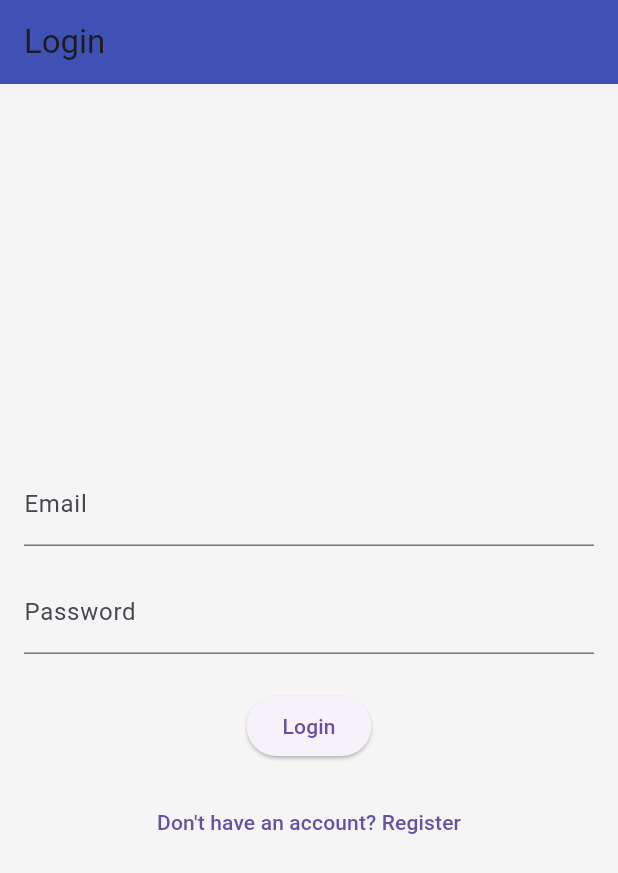
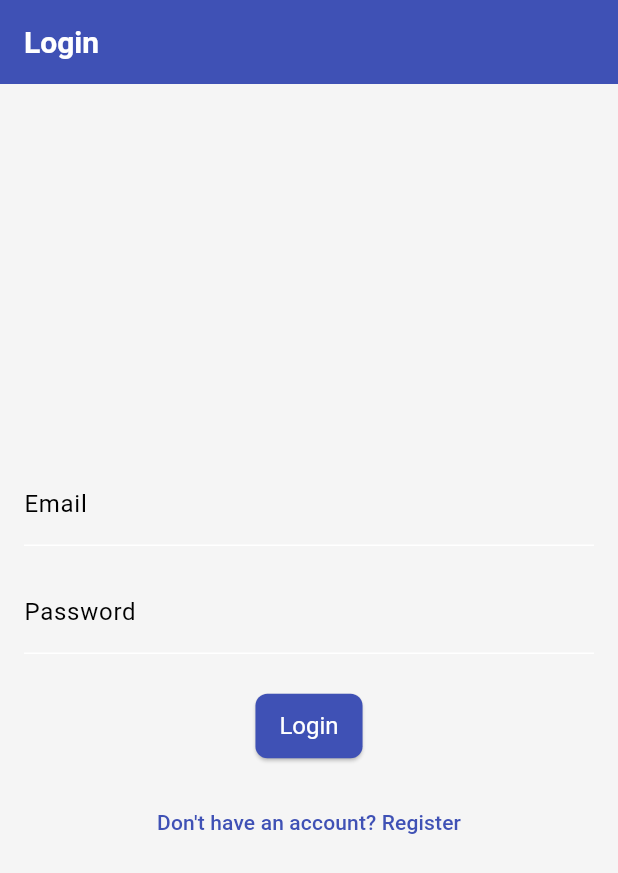
Before and after one commit to sylumx/Football-Prediction-App, a Flutter app: the screen it shows after launch, on a phone screen of 412 x 824 dp. Shown: the top 873 px of the screen. Run offline on Flutter 3.47's test engine with Material 3 defaults, Android fonts, the phone set to English and light mode, and no system bars; our stand-ins replace fl_chart, shared_preferences; network calls fail.

Commit message:
first commit

```diff
--- a/lib/main.dart
+++ b/lib/main.dart
@@ -5,6 +5,7 @@ import 'screens/predictions_list_screen.dart';
 import 'screens/login_screen.dart';
 import 'screens/register_screen.dart';
 import 'screens/profile_screen.dart';
+import 'screens/prediction_analytics_screen.dart';
 
 void main() {
   runApp(
@@ -18,7 +19,7 @@ void main() {
 }
 
 class MyApp extends StatelessWidget {
-  const MyApp({super.key});
+  const MyApp({Key? key}) : super(key: key);
 
   @override
   Widget build(BuildContext context) {
@@ -30,20 +31,63 @@ class MyApp extends StatelessWidget {
         appBarTheme: const AppBarTheme(
           elevation: 0,
           backgroundColor: Colors.indigo,
+          iconTheme: IconThemeData(color: Colors.white),
+          titleTextStyle: TextStyle(
+            color: Colors.white,
+            fontSize: 20,
+            fontWeight: FontWeight.bold,
+          ),
+        ),
+        textTheme: Typography.material2018().white.copyWith(
+              bodyLarge: TextStyle(color: Colors.grey[800]),
+              bodyMedium: TextStyle(color: Colors.grey[800]),
+              titleLarge: const TextStyle(color: Colors.indigo),
+              titleMedium: const TextStyle(color: Colors.indigo),
+              titleSmall: const TextStyle(color: Colors.indigo),
+            ),
+        elevatedButtonTheme: ElevatedButtonThemeData(
+          style: ElevatedButton.styleFrom(
+            foregroundColor: Colors.white,
+            backgroundColor: Colors.indigo,
+            textStyle: const TextStyle(fontSize: 16),
+            padding: const EdgeInsets.symmetric(horizontal: 16, vertical: 12),
+            shape: RoundedRectangleBorder(
+              borderRadius: BorderRadius.circular(8),
+            ),
+          ),
+        ),
+        cardTheme: CardTheme(
+          color: Colors.white,
+          elevation: 2,
+          shape: RoundedRectangleBorder(
+            borderRadius: BorderRadius.circular(12),
+          ),
+        ),
+        dividerTheme: DividerThemeData(
+          color: Colors.grey[300],
+          thickness: 1,
+          space: 24,
+        ),
+        colorScheme:
+            ColorScheme.fromSwatch(primarySwatch: Colors.indigo).copyWith(
+          secondary: Colors.indigoAccent,
+          onPrimary: Colors.white,
+          onSecondary: Colors.white,
         ),
       ),
       home: Consumer<AuthProvider>(
         builder: (context, authProvider, child) {
           return authProvider.isLoggedIn
-              ? const PredictionsListScreen() // Removed const
+              ? const PredictionsListScreen()
               : const LoginScreen();
         },
       ),
       routes: {
-        '/predictions': (context) => const PredictionsListScreen(), // Removed const
+        '/predictions': (context) => const PredictionsListScreen(),
         '/login': (context) => const LoginScreen(),
         '/register': (context) => const RegisterScreen(),
         '/profile': (context) => const ProfileScreen(),
+        '/prediction_analytics': (context) => const PredictionAnalyticsScreen(),
       },
     );
   }
```
Also changed, not shown: lib/screens/prediction_analytics_screen.dart (added, +133 -0 lines), lib/screens/profile_screen.dart (+20 -116 lines).
